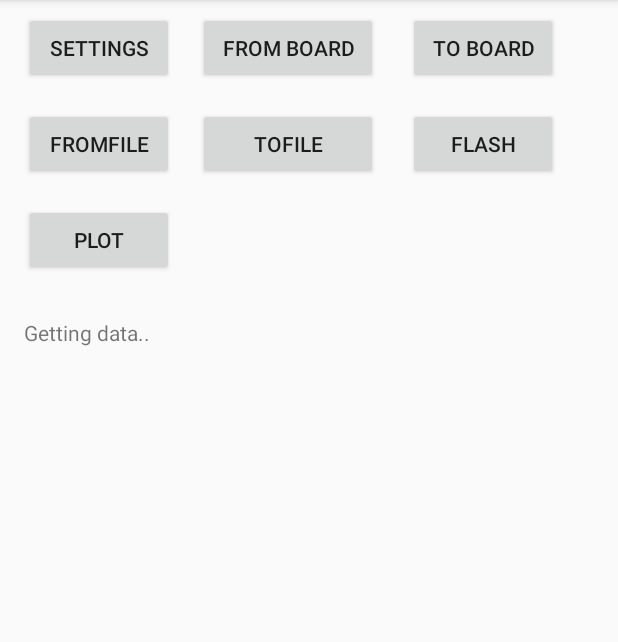
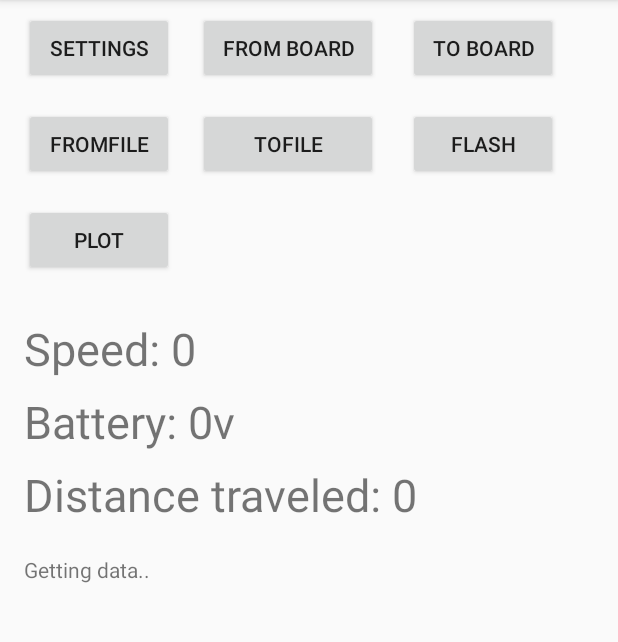
Before and after one commit to blezalex/WheelBoardAndroid, an Android app: the MainActivity screen opened directly, with no data from a screen before it, on a phone screen of 412 x 824 dp, the part 84-726 px from its top. Run offline under Robolectric (Android 15) with nearby library versions, the phone set to English and light mode, and no system bars; libraries missing offline, so code that uses them is left out: com.google.protobuf; 6 statements that could not run were skipped.

Commit message:
Fix status msg, add voltage, speed and battery info

```diff
--- a/app/src/main/java/ride/wheelboardapp/BtService.java
+++ b/app/src/main/java/ride/wheelboardapp/BtService.java
@@ -70,7 +70,7 @@ public class BtService extends Service {
             public void OnGeneric(Protocol.ReplyId reply) {
                 Intent localIntent =
                         new Intent(Constants.MSG_GENERIC)
-                                .putExtra(Constants.DATA, reply);
+                                .putExtra(Constants.DATA, reply.getNumber());
                 LocalBroadcastManager.getInstance(BtService.this).sendBroadcast(localIntent);
             }
 
--- a/app/src/main/java/ride/wheelboardapp/MainActivity.java
+++ b/app/src/main/java/ride/wheelboardapp/MainActivity.java
@@ -25,6 +25,8 @@ import java.io.InputStream;
 import java.io.InputStreamReader;
 import java.io.OutputStream;
 import java.io.OutputStreamWriter;
+import java.text.DecimalFormat;
+import java.text.NumberFormat;
 import java.text.SimpleDateFormat;
 import java.util.Date;
 
@@ -233,6 +235,22 @@ public class MainActivity extends AppCompatActivity implements View.OnClickListe
     private void OnStats(Protocol.Stats stats) {
         TextView statsControl = findViewById(R.id.stats);
         statsControl.setText(stats.toString());
+
+        NumberFormat formatter = new DecimalFormat();
+        formatter.setMaximumFractionDigits(2);
+
+        TextView battV = findViewById(R.id.tvBatteryV);
+        battV.setText("Battery: " +
+                formatter.format(stats.getBattVoltage()) + "V");
+
+        TextView speed = findViewById(R.id.tvSpeed);
+        speed.setText("Speed: " +
+                formatter.format(stats.getSpeed() * cfg.getMisc().getErpmToDistConst() * 60));
+
+        TextView distance = findViewById(R.id.tvDist);
+        distance.setText("Distance traveled: " +
+                formatter.format(stats.getDistanceTraveled() * cfg.getMisc().getErpmToDistConst()));
+
     }
 
     private Runnable mTimer1;
--- a/app/src/main/java/ride/wheelboardapp/PlotActivity.java
+++ b/app/src/main/java/ride/wheelboardapp/PlotActivity.java
@@ -92,7 +92,6 @@ public class PlotActivity extends AppCompatActivity implements AdapterView.OnIte
 
     @Override
     public void onNothingSelected(AdapterView<?> parent) {
-
     }
 
     @Override
--- a/app/src/main/res/layout/activity_main.xml
+++ b/app/src/main/res/layout/activity_main.xml
@@ -6,6 +6,17 @@
     android:layout_width="match_parent"
     android:layout_height="match_parent"
     tools:context="ride.wheelboardapp.MainActivity">
+
+    <TextView
+        android:id="@+id/tvDist"
+        android:layout_width="wrap_content"
+        android:layout_height="wrap_content"
+        android:layout_marginStart="16dp"
+        android:layout_marginTop="8dp"
+        android:text="Distance traveled: 0"
+        android:textSize="30sp"
+        app:layout_constraintStart_toStartOf="parent"
+        app:layout_constraintTop_toBottomOf="@+id/tvBatteryV" />
 
     <Button
         android:id="@+id/saveToFlash"
@@ -92,10 +103,10 @@
         android:layout_width="wrap_content"
         android:layout_height="0dp"
         android:layout_marginStart="16dp"
-        android:layout_marginTop="28dp"
+        android:layout_marginTop="20dp"
         android:text="Getting data.. "
         app:layout_constraintStart_toStartOf="parent"
-        app:layout_constraintTop_toBottomOf="@+id/plot" />
+        app:layout_constraintTop_toBottomOf="@+id/tvDist" />
 
     <android.support.constraint.Guideline
         android:id="@+id/guideline"
@@ -118,4 +129,26 @@
         android:orientation="horizontal"
         app:layout_constraintGuide_begin="20dp" />
 
+    <TextView
+        android:id="@+id/tvSpeed"
+        android:layout_width="wrap_content"
+        android:layout_height="wrap_content"
+        android:layout_marginStart="16dp"
+        android:layout_marginTop="28dp"
+        android:text="Speed: 0"
+        android:textSize="30sp"
+        app:layout_constraintStart_toStartOf="parent"
+        app:layout_constraintTop_toBottomOf="@+id/plot" />
+
+    <TextView
+        android:id="@+id/tvBatteryV"
+        android:layout_width="wrap_content"
+        android:layout_height="wrap_content"
+        android:layout_marginStart="16dp"
+        android:layout_marginTop="8dp"
+        android:text="Battery: 0v"
+        android:textSize="30sp"
+        app:layout_constraintStart_toStartOf="parent"
+        app:layout_constraintTop_toBottomOf="@+id/tvSpeed" />
+
 </android.support.constraint.ConstraintLayout>
```
Also changed, not shown: 1 other file.
